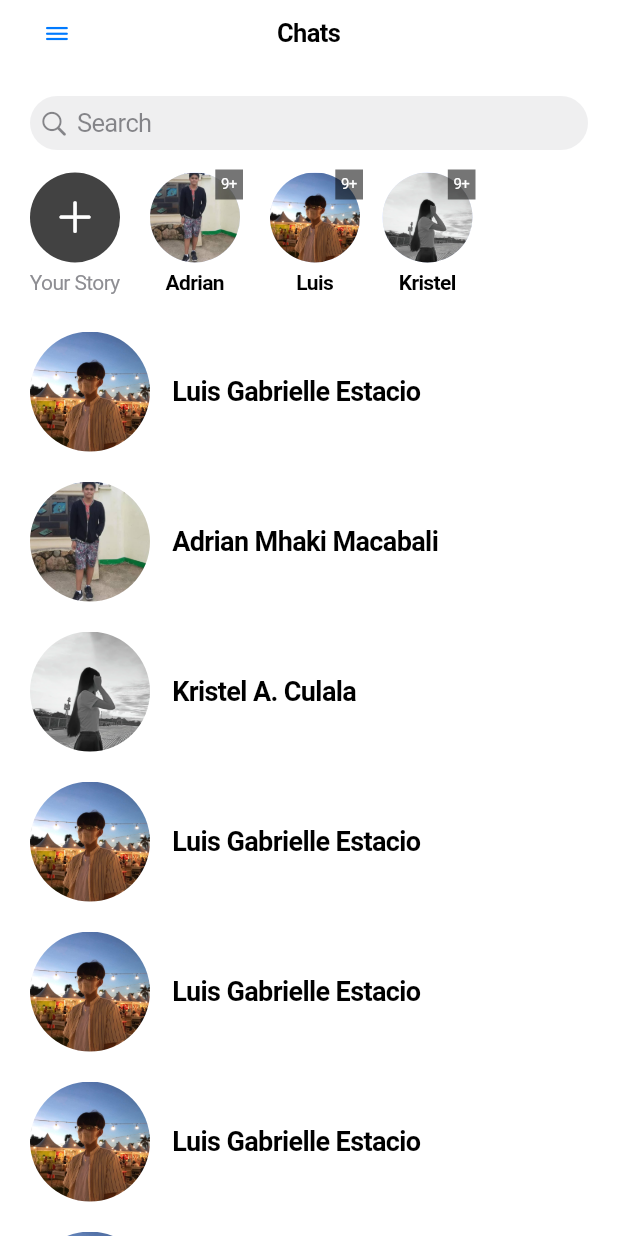
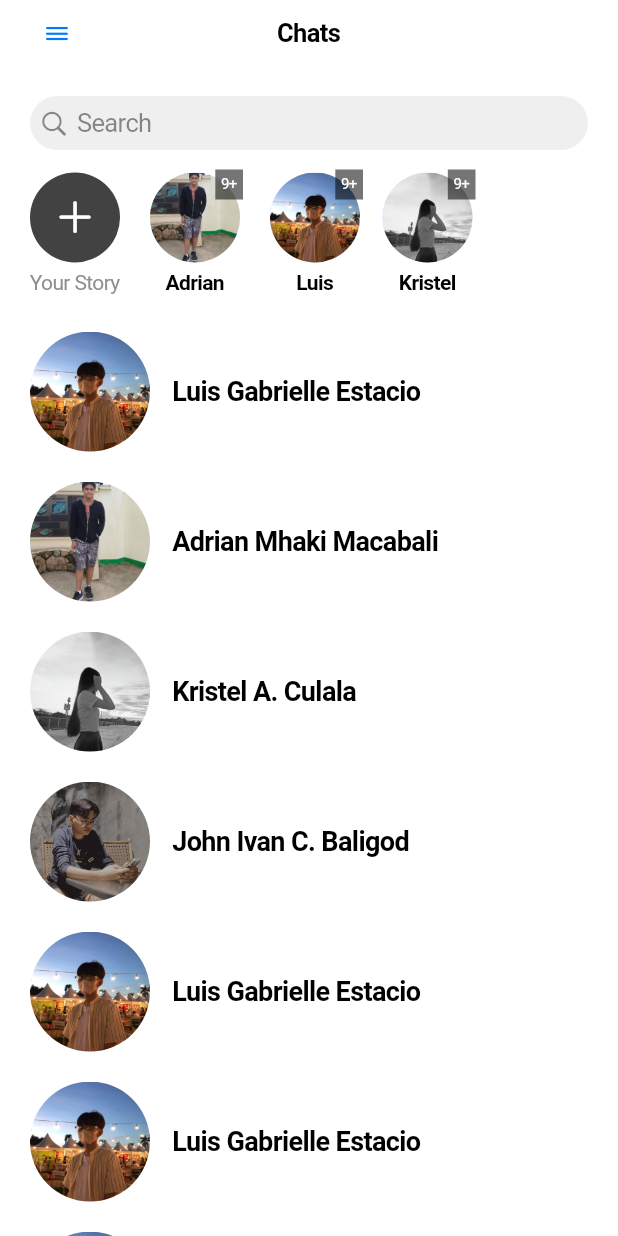
Before and after one commit to megan-esguerra/Resume_App, a Flutter app: the screen it shows after launch, on a phone screen of 412 x 824 dp. Run offline on Flutter 3.47's test engine with Material 3 defaults, Android fonts, the phone set to English and light mode, and no system bars.

Commit message:
updated info

```diff
--- a/lib/main.dart
+++ b/lib/main.dart
@@ -43,12 +43,12 @@ class MyAppState extends State<MyApp> {
       'contactNumber': '098604672231'
     },
     {
-      'name': 'Luis Gabrielle Estacio',
-      'avatar': 'assets/images/LuisAvatar.jpg',
-      'address': '#564 Sitio SUmppung, San Patricio, Mexico, Pamppanga',
-      'email': 'adrianmhakimacabali@gmail.com',
+      'name': 'John Ivan C. Baligod',
+      'avatar': 'assets/images/JohnnIvanAvatar.jpg',
+      'address': '15-C Sapang Putot Sta Maria Sta Ana Pampanga',
+      'email': 'johnivanbaligod30@gmail.com',
       'gradeSection': 'BSIT-3A',
-      'contactNumber': '09696412682'
+      'contactNumber': '09208738510'
     },
     {
       'name': 'Luis Gabrielle Estacio',
```
Also changed, not shown: assets/images/JohnnIvanAvatar.jpg (added).
